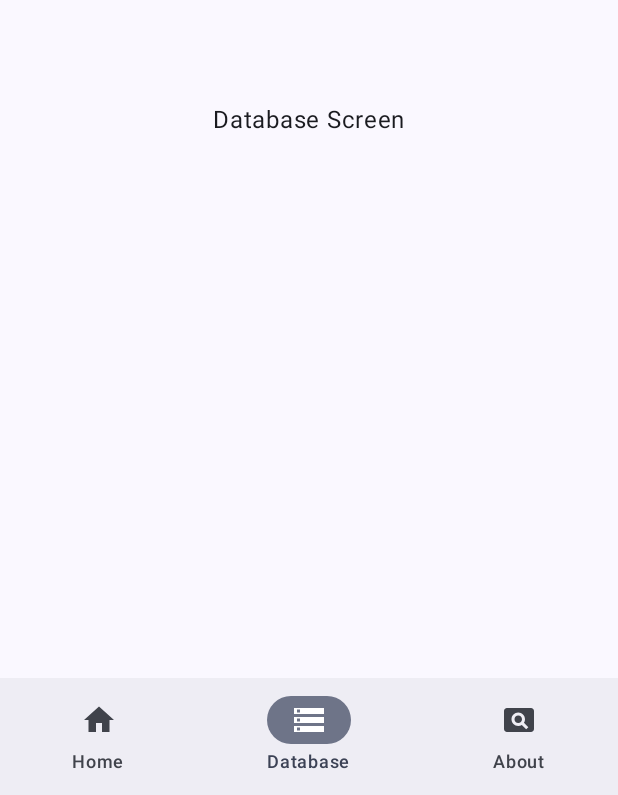
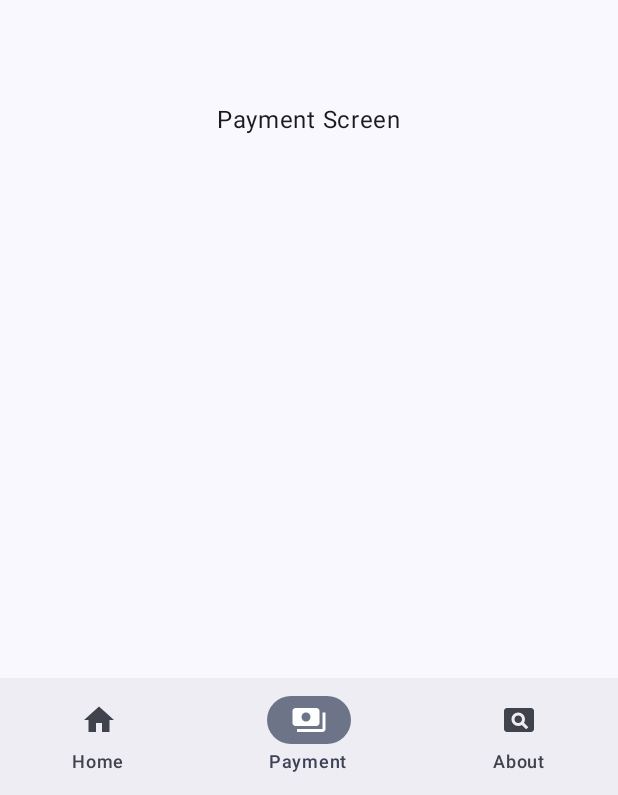
Before and after one commit to imkisi/kreditin, an Android app built with Jetpack Compose: the screen it shows after launch (MainActivity), item 2 of the bottom bar chosen, on a phone screen of 412 x 824 dp. Shown: the part 438-1233 px from the top of the screen. Run offline under Robolectric (Android 15) with nearby library versions, the phone set to English and light mode, and no system bars.

Commit message:
Update Screen

```diff
--- a/app/src/main/java/com/example/kreditin/MainActivity.kt
+++ b/app/src/main/java/com/example/kreditin/MainActivity.kt
@@ -9,7 +9,7 @@ import androidx.compose.foundation.layout.padding
 import androidx.compose.material.icons.Icons
 import androidx.compose.material.icons.filled.Home
 import androidx.compose.material.icons.filled.Pageview
-import androidx.compose.material.icons.filled.Storage
+import androidx.compose.material.icons.filled.Payments
 import androidx.compose.material3.Icon
 import androidx.compose.material3.NavigationBar
 import androidx.compose.material3.NavigationBarDefaults
@@ -42,11 +42,11 @@ enum class Destination(
         label = "Home",
         contentDescription = "Navigate to Home"
     ),
-    DATABASE(
-        route = "database",
-        icon = Icons.Filled.Storage,
-        label = "Database",
-        contentDescription = "Navigate to Database"
+    PAYMENT(
+        route = "payment",
+        icon = Icons.Filled.Payments,
+        label = "Payment",
+        contentDescription = "Navigate to Payment"
     ),
     ABOUT(
         route = "about",
@@ -68,7 +68,7 @@ fun AppNavHost(
         modifier = modifier
     ) {
         composable(Destination.HOME.route) { HomeScreen() }
-        composable(Destination.DATABASE.route) { DatabaseScreen() }
+        composable(Destination.PAYMENT.route) { PaymentScreen() }
         composable(Destination.ABOUT.route) { AboutScreen() }
     }
 }
@@ -79,7 +79,6 @@ class MainActivity : ComponentActivity() {
         enableEdgeToEdge()
         setContent {
             KreditinTheme {
-                // Removed the Scaffold from here, it will be in the AppNavigationBar
                 AppNavigationBar()
             }
         }
--- a/app/src/main/java/com/example/kreditin/Database.kt
+++ b/app/src/main/java/com/example/kreditin/Payment.kt
@@ -8,11 +8,11 @@ import androidx.compose.ui.Alignment
 import androidx.compose.ui.Modifier
 
 @Composable
-fun DatabaseScreen() {
+fun PaymentScreen() {
     Box(
         modifier = Modifier.fillMaxSize(),
         contentAlignment = Alignment.Center
     ) {
-        Text(text = "Database Screen")
+        Text(text = "Payment Screen")
     }
 }
```
